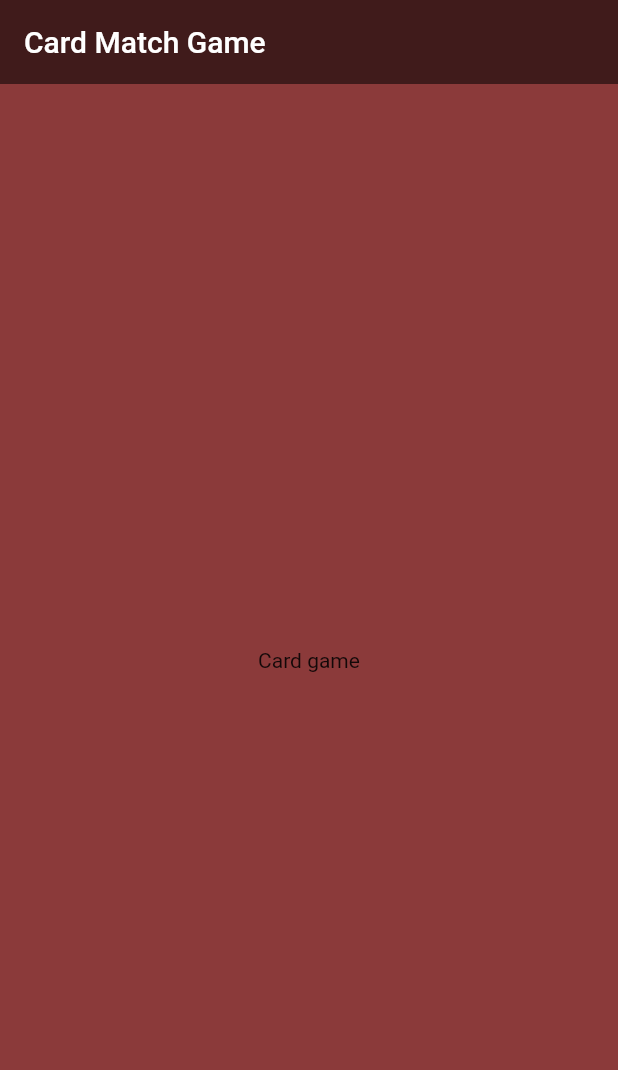
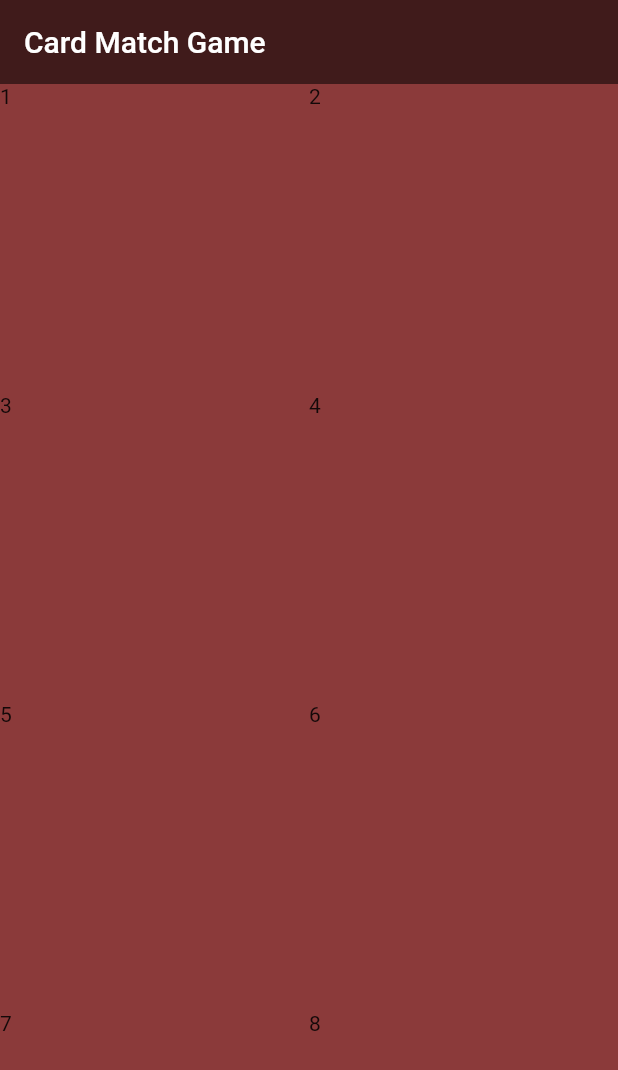
Before and after one commit to symbolisticism/card-match, a Flutter app: the screen it shows after launch, on a phone screen of 412 x 824 dp. Shown: the top 1070 px of the screen. Run offline on Flutter 3.47's test engine with Material 2 defaults, Android fonts, the phone set to English and light mode, and no system bars.

Commit message:
added GridView with numbers as children

```diff
--- a/lib/screens/game.dart
+++ b/lib/screens/game.dart
@@ -13,8 +13,20 @@ class Game extends StatelessWidget {
         ),
         backgroundColor: Colors.black54,
       ),
-      body: const Center(
-        child: Text('Card game'),
+      body: GridView(
+        gridDelegate: const SliverGridDelegateWithFixedCrossAxisCount(
+          crossAxisCount: 2,
+        ),
+        children: const  [
+          Text('1'),
+          Text('2'),
+          Text('3'),
+          Text('4'),
+          Text('5'),
+          Text('6'),
+          Text('7'),
+          Text('8'),
+        ],
       ),
     );
   }
```
